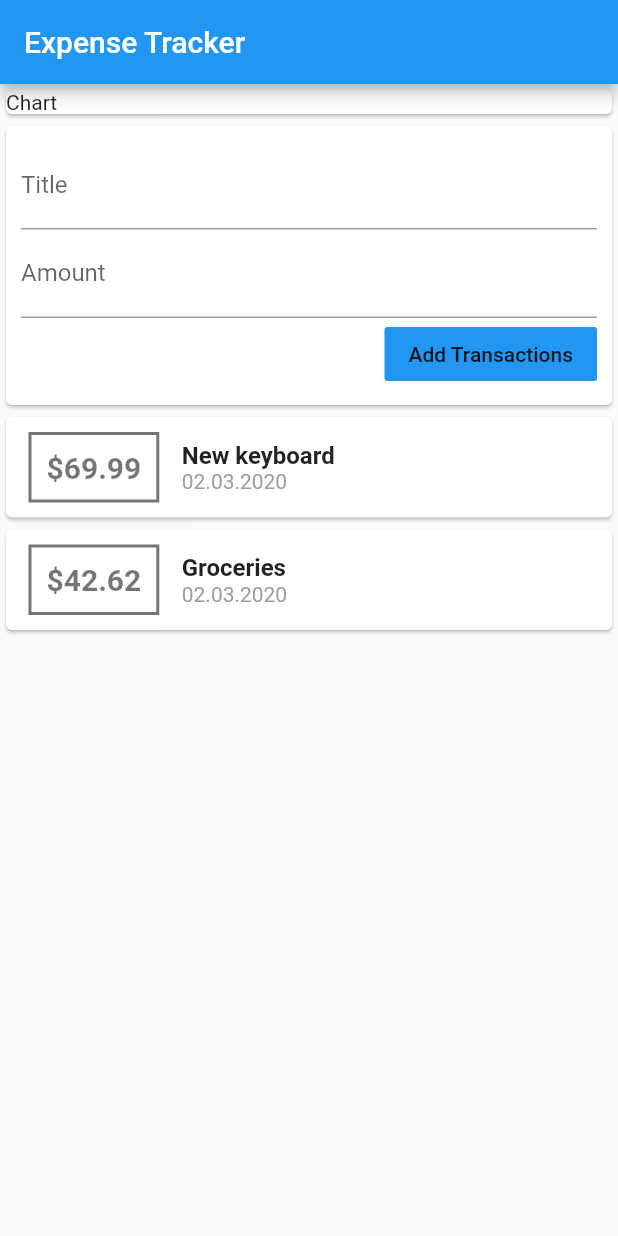
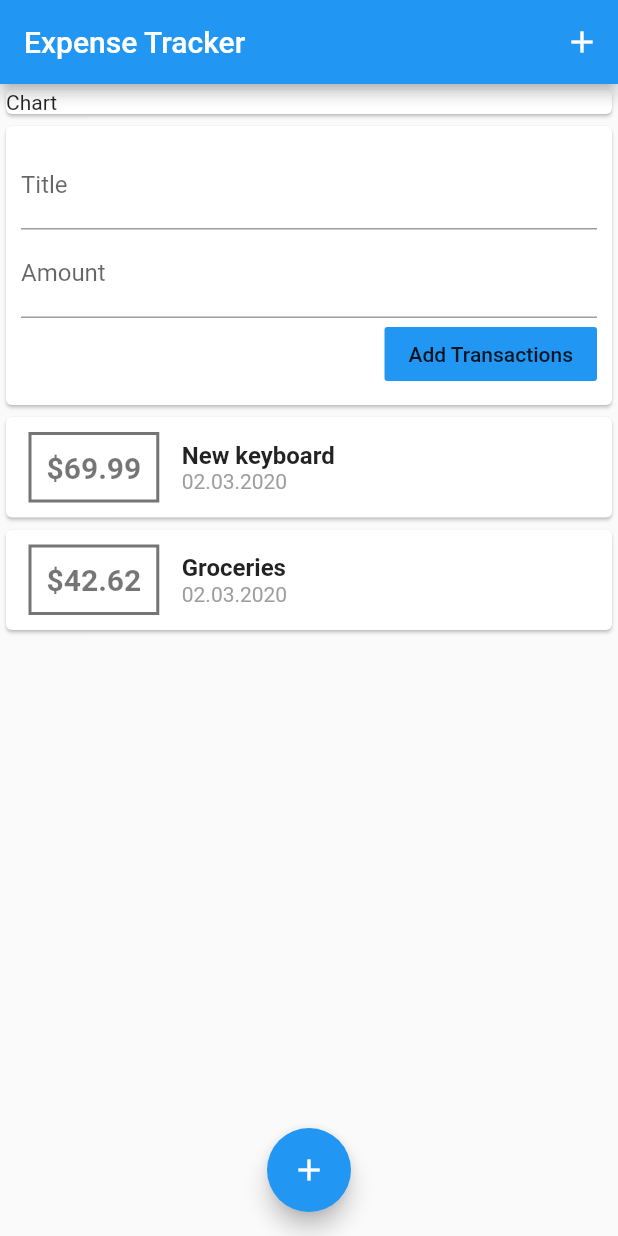
Before and after one commit to damjanh/expense-app, a Flutter app: the screen it shows after launch, on a phone screen of 412 x 824 dp. Run offline on Flutter 3.47's test engine with Material 2 defaults, Android fonts, the phone set to English and light mode, and no system bars.

Commit message:
Add action icon to app bar and floating action button.

```diff
--- a/lib/main.dart
+++ b/lib/main.dart
@@ -24,6 +24,15 @@ class HomeWidget extends StatelessWidget {
     return Scaffold(
       appBar: AppBar(
         title: Text('Expense Tracker'),
+        actions: <Widget>[
+          IconButton(
+            icon: Icon(
+              Icons.add,
+              color: Colors.white,
+            ),
+            onPressed: null,
+          )
+        ],
       ),
       body: SingleChildScrollView(
         child: Column(
@@ -38,6 +47,11 @@ class HomeWidget extends StatelessWidget {
           ],
         ),
       ),
+      floatingActionButtonLocation: FloatingActionButtonLocation.centerFloat,
+      floatingActionButton: FloatingActionButton(
+        child: Icon(Icons.add,),
+        onPressed: null,
+      ),
     );
   }
 }
```
